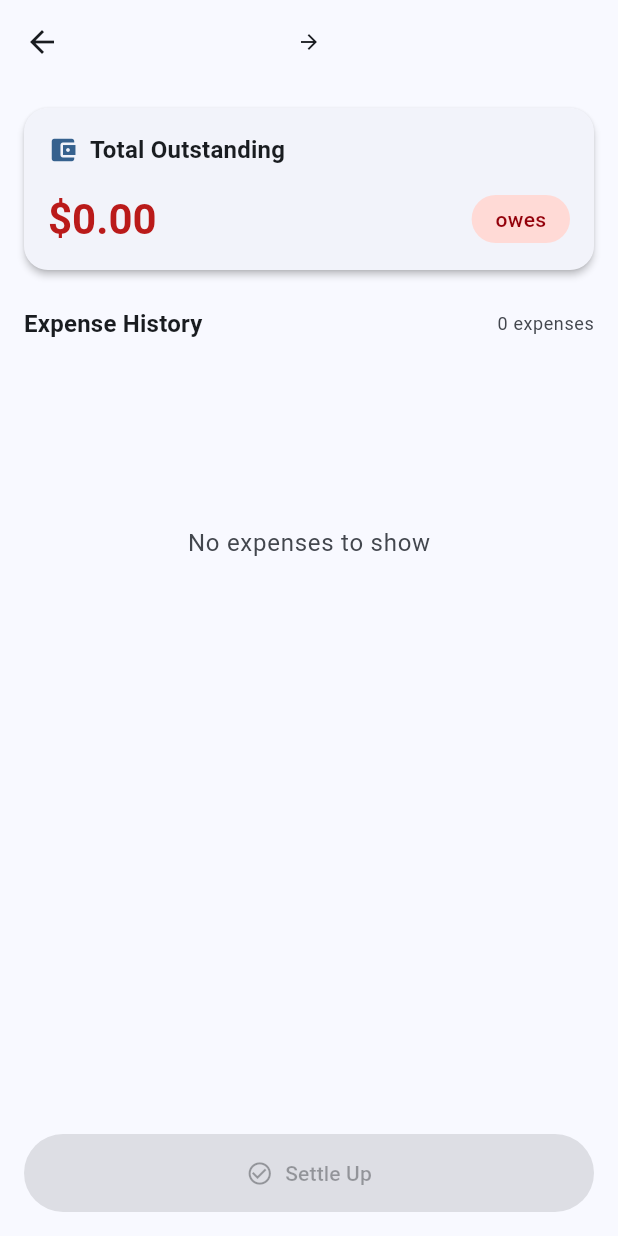
After one commit to YangLin14/NewLedger2, a Flutter app: the SplitDetailsView screen opened directly with sample values from the repository, on a phone screen of 412 x 824 dp. The commit adds this screen. Run offline on Flutter 3.47's test engine with Material 3 defaults, Android fonts, the phone set to English and light mode, and no system bars; our stand-ins replace fl_chart, hive, hive_flutter, image_picker, shared_preferences; missing offline and left inert: google_mlkit_text_recognition; accounts and stored records are empty; network calls fail.

Commit message:
added split expense

```diff
--- a/lib/providers/expense_store.dart
+++ b/lib/providers/expense_store.dart
@@ -21,6 +21,7 @@ class ExpenseStore extends ChangeNotifier {
   static const String _expensesKey = 'savedExpenses';
   static const String _categoriesKey = 'savedCategories';
   static const String _profileKey = 'savedProfile';
+  static const String _settledSplitsKey = 'settledSplits';
 
   // Getters
   List<Expense> get expenses => _expenses;
@@ -42,6 +43,47 @@ class ExpenseStore extends ChangeNotifier {
     _lastPayers[categoryId] = payerId;
   }
 
+  // Add a set to track settled splits
+  Set<String> _settledSplits = {};
+
+  // Method to check if a split is settled
+  bool isSplitSettled(String person1, String person2, String categoryId) {
+    final splitKey = '${person1}_${person2}_$categoryId';
+    return _settledSplits.contains(splitKey);
+  }
+
+  // Method to settle up a split
+  void settleSplit(String person1, String person2, ExpenseCategory category) {
+    final splitKey = '${person1}_${person2}_${category.id}';
+    _settledSplits.add(splitKey);
+    _saveSettledSplits();
+    notifyListeners();
+  }
+
+  // Method to unsettle a split
+  void unsettleSplit(String person1, String person2, ExpenseCategory category) {
+    final splitKey = '${person1}_${person2}_${category.id}';
+    _settledSplits.remove(splitKey);
+    _saveSettledSplits();
+    notifyListeners();
+  }
+
+  // Save settled splits to SharedPreferences
+  Future<void> _saveSettledSplits() async {
+    final prefs = await SharedPreferences.getInstance();
+    final settledSplitsList = _settledSplits.toList();
+    await prefs.setStringList(_settledSplitsKey, settledSplitsList);
+  }
+
+  // Load settled splits from SharedPreferences
+  Future<void> _loadSettledSplits() async {
+    final prefs = await SharedPreferences.getInstance();
+    final settledSplitsList = prefs.getStringList(_settledSplitsKey);
+    if (settledSplitsList != null) {
+      _settledSplits = settledSplitsList.toSet();
+    }
+  }
+
   ExpenseStore() {
     init();
   }
@@ -49,6 +91,7 @@ class ExpenseStore extends ChangeNotifier {
   // Initialize the store
   Future<void> init() async {
     await loadData();
+    await _loadSettledSplits();
     await profile.loadCurrency();
     notifyListeners();
   }
@@ -279,6 +322,8 @@ class ExpenseStore extends ChangeNotifier {
     _profile = Profile(name: 'User');
     _profile.imageData = null;
     _profile.backgroundImageData = null;
+    _settledSplits.clear();
+    _saveSettledSplits();
     _deleteProfileImages();
     synchronize();
     notifyListeners();
@@ -325,4 +370,40 @@ class ExpenseStore extends ChangeNotifier {
     await prefs.setString('themeMode', mode.name);
     notifyListeners();
   }
+
+  // Add this method to calculate splits between two people
+  Map<String, double> calculateSplitsBetween(String person1, String person2, ExpenseCategory category) {
+    // Get latest expenses for this category
+    final expenses = _expenses
+        .where((e) => e.category.id == category.id)
+        .toList();
+
+    // Sort expenses by date, most recent first
+    final sortedExpenses = List<Expense>.from(expenses)
+      ..sort((a, b) => b.date.compareTo(a.date));
+
+    double totalOwed = 0;
+
+    for (var expense in sortedExpenses) {
+      if (expense.payment != null) {
+        final payment = expense.payment!;
+        double? amount;
+
+        // Case 1: person1 owes person2 for this expense
+        if (payment.payerId == person2 && payment.splits.containsKey(person1)) {
+          amount = payment.splits[person1];
+        }
+        // Case 2: person2 owes person1 for this expense (will be negative)
+        else if (payment.payerId == person1 && payment.splits.containsKey(person2)) {
+          amount = -(payment.splits[person2] ?? 0);
+        }
+
+        if (amount != null && amount.abs() > 0.01) {
+          totalOwed += amount;
+        }
+      }
+    }
+
+    return {'amount': totalOwed};
+  }
 }
--- /dev/null
+++ b/lib/views/split_details_view.dart
@@ -0,0 +1,431 @@
+import 'package:flutter/material.dart';
+import 'package:intl/intl.dart';
+import '../models/category.dart';
+import '../models/expense.dart';
+import '../providers/expense_store.dart';
+import 'package:provider/provider.dart';
+import 'expense_detail_view.dart';
+
+class SplitDetailsView extends StatelessWidget {
+  final String person1; // debtor
+  final String person2; // creditor
+  final ExpenseCategory category; // Add category parameter instead of expenses list
+
+  const SplitDetailsView({
+    Key? key,
+    required this.person1,
+    required this.person2,
+    required this.category, // Update constructor
+  }) : super(key: key);
+
+  String _formatName(String name) {
+    return name == 'me' ? 'You' : name;
+  }
+
+  @override
+  Widget build(BuildContext context) {
+    return Consumer<ExpenseStore>(
+      builder: (context, store, child) {
+        // Get the latest category from the store
+        final currentCategory = store.categories.firstWhere(
+          (c) => c.id == category.id,
+          orElse: () => category,
+        );
+
+        // Calculate splits using the store method
+        final splits = store.calculateSplitsBetween(person1, person2, currentCategory);
+        final totalOwed = splits['amount'] ?? 0;
+
+        // Get latest expenses for display
+        final expenses = store.expenses
+            .where((e) => e.category.id == currentCategory.id)
+            .toList();
+
+        // Sort expenses by date, most recent first
+        final sortedExpenses = List<Expense>.from(expenses)
+          ..sort((a, b) => b.date.compareTo(a.date));
+
+        // Filter and calculate relevant expenses for display
+        List<Map<String, dynamic>> splitDetails = [];
+
+        for (var expense in sortedExpenses) {
+          if (expense.payment != null) {
+            final payment = expense.payment!;
+            double? amount;
+
+            // Case 1: person1 owes person2 for this expense
+            if (payment.payerId == person2 && payment.splits.containsKey(person1)) {
+              amount = payment.splits[person1];
+            }
+            // Case 2: person2 owes person1 for this expense (will be negative)
+            else if (payment.payerId == person1 && payment.splits.containsKey(person2)) {
+              amount = -(payment.splits[person2] ?? 0);
+            }
+
+            if (amount != null && amount.abs() > 0.01) {
+              splitDetails.add({
+                'expense': expense,
+                'amount': amount,
+                'payer': payment.payerId,
+              });
+            }
+          }
+        }
+
+        // Force rebuild by using a unique key based on the data
+        return Scaffold(
+          key: ValueKey('split_details_${currentCategory.id}_${totalOwed}_${splitDetails.length}'),
+          appBar: AppBar(
+            title: Row(
+              mainAxisSize: MainAxisSize.min,
+              children: [
+                Text(_formatName(person1)),
+                const Padding(
+                  padding: EdgeInsets.symmetric(horizontal: 8),
+                  child: Icon(Icons.arrow_forward, size: 16),
+                ),
+                Text(_formatName(person2)),
+              ],
+            ),
+          ),
+          body: Column(
+            children: [
+              // Total amount card
+              Card(
+                margin: const EdgeInsets.all(16),
+                child: Padding(
+                  padding: const EdgeInsets.all(16),
+                  child: Column(
+                    crossAxisAlignment: CrossAxisAlignment.start,
+                    children: [
+                      Row(
+                        children: [
+                          Icon(
+                            Icons.account_balance_wallet,
+                            size: 20,
+                            color: Theme.of(context).colorScheme.primary,
+                          ),
+                          const SizedBox(width: 8),
+                          Text(
+                            'Total Outstanding',
+                            style: Theme.of(context).textTheme.titleMedium?.copyWith(
+                              fontWeight: FontWeight.bold,
+                            ),
+                          ),
+                        ],
+                      ),
+                      const SizedBox(height: 16),
+                      Row(
+                        children: [
+                          Text(
+                            '${store.profile.currency.symbol}${totalOwed.abs().toStringAsFixed(2)}',
+                            style: Theme.of(context).textTheme.headlineMedium?.copyWith(
+                              color: Theme.of(context).colorScheme.error,
+                              fontWeight: FontWeight.bold,
+                            ),
+                          ),
+                          const Spacer(),
+                          Container(
+                            padding: const EdgeInsets.symmetric(
+                              horizontal: 12,
+                              vertical: 6,
+                            ),
+                            decoration: BoxDecoration(
+                              color: store.isSplitSettled(person1, person2, currentCategory.id)
+                                  ? Colors.green.withOpacity(0.1)
+                                  : Theme.of(context).colorScheme.errorContainer,
+                              borderRadius: BorderRadius.circular(16),
+                            ),
+                            child: Text(
+                              store.isSplitSettled(person1, person2, currentCategory.id)
+                                  ? totalOwed > 0
+                                      ? '${_formatName(person1)} owed ${_formatName(person2)}'
+                                      : '${_formatName(person2)} owed ${_formatName(person1)}'
+                                  : totalOwed > 0
+                                      ? '${_formatName(person1)} owes ${_formatName(person2)}'
+                                      : '${_formatName(person2)} owes ${_formatName(person1)}',
+                              style: TextStyle(
+                                color: store.isSplitSettled(person1, person2, currentCategory.id)
+                                    ? Colors.green
+                                    : Theme.of(context).colorScheme.onErrorContainer,
+                                fontWeight: FontWeight.w500,
+                              ),
+                            ),
+                          ),
+                        ],
+                      ),
+                    ],
+                  ),
+                ),
+              ),
+
+              // Expenses list header
+              Padding(
+                padding: const EdgeInsets.symmetric(horizontal: 16, vertical: 8),
+                child: Row(
+                  children: [
+                    Text(
+                      'Expense History',
+                      style: Theme.of(context).textTheme.titleMedium?.copyWith(
+                        fontWeight: FontWeight.bold,
+                      ),
+                    ),
+                    const Spacer(),
+                    Text(
+                      '${splitDetails.length} expense${splitDetails.length == 1 ? '' : 's'}',
+                      style: Theme.of(context).textTheme.bodySmall?.copyWith(
+                        color: Theme.of(context).colorScheme.onSurfaceVariant,
+                      ),
+                    ),
+                  ],
+                ),
+              ),
+
+              // List of expenses
+              Expanded(
+                child: splitDetails.isEmpty
+                    ? Center(
+                        child: Text(
+                          'No expenses to show',
+                          style: Theme.of(context).textTheme.bodyLarge?.copyWith(
+                            color: Theme.of(context).colorScheme.onSurfaceVariant,
+                          ),
+                        ),
+                      )
+                    : ListView.builder(
+                        itemCount: splitDetails.length,
+                        itemBuilder: (context, index) {
+                          final detail = splitDetails[index];
+                          final expense = detail['expense'] as Expense;
+                          final amount = detail['amount'] as double;
+                          final payer = detail['payer'] as String;
+
+                          return Card(
+                            margin: const EdgeInsets.symmetric(
+                              horizontal: 16,
+                              vertical: 8,
+                            ),
+                            child: InkWell(
+                              onTap: () {
+                                Navigator.push(
+                                  context,
+                                  MaterialPageRoute(
+                                    builder: (context) => ExpenseDetailView(expense: expense),
+                                  ),
+                                );
+                              },
+                              child: Padding(
+                                padding: const EdgeInsets.all(16),
+                                child: Column(
+                                  crossAxisAlignment: CrossAxisAlignment.start,
+                                  children: [
+                                    Row(
+                                      children: [
+                                        CircleAvatar(
+                                          backgroundColor: Theme.of(context).colorScheme.primaryContainer,
+                                          radius: 16,
+                                          child: Text(
+                                            expense.category.emoji,
+                                            style: const TextStyle(fontSize: 16),
+                                          ),
+                                        ),
+                                        const SizedBox(width: 12),
+                                        Expanded(
+                                          child: Column(
+                                            crossAxisAlignment: CrossAxisAlignment.start,
+                                            children: [
+                                              Text(
+                                                expense.name,
+                                                style: const TextStyle(
+                                                  fontWeight: FontWeight.bold,
+                                                ),
+                                              ),
+                                              const SizedBox(height: 4),
+                                              Text(
+                                                DateFormat('MMM d, y').format(expense.date),
+                                                style: Theme.of(context).textTheme.bodySmall,
+                                              ),
+                                            ],
+                                          ),
+                                        ),
+                                        Column(
+                                          crossAxisAlignment: CrossAxisAlignment.end,
+                                          children: [
+                                            Text(
+                                              '${store.profile.currency.symbol}${amount.abs().toStringAsFixed(2)}',
+                                              style: TextStyle(
+                                                fontWeight: FontWeight.bold,
+                                                color: amount < 0
+                                                    ? Colors.green
+                                                    : Theme.of(context).colorScheme.error,
+                                              ),
+                                            ),
+                                            const SizedBox(height: 4),
+                                            Text(
+                                              'Paid by ${_formatName(payer)}',
+                                              style: Theme.of(context).textTheme.bodySmall?.copyWith(
+                                                color: Theme.of(context).colorScheme.primary,
+                                              ),
+                                            ),
+                                          ],
+                                        ),
+                                      ],
+                                    ),
+                                  ],
+                                ),
+                              ),
+                            ),
+                          );
+                        },
+                      ),
+              ),
+
+              const Spacer(),
+              // Settle up button
+              Padding(
+                padding: const EdgeInsets.all(16),
+                child: Column(
+                  children: [
+                    if (store.isSplitSettled(person1, person2, currentCategory.id)) ...[
+                      SizedBox(
+                        width: double.infinity,
+                        child: OutlinedButton.icon(
+                          onPressed: () {
+                            store.unsettleSplit(person1, person2, currentCategory);
+                          },
+                          icon: const Icon(Icons.check_circle),
+                          label: const Text('Settled'),
+                          style: OutlinedButton.styleFrom(
+                            padding: const EdgeInsets.symmetric(vertical: 16),
+                            foregroundColor: Colors.green,
+                            side: const BorderSide(color: Colors.green),
+                          ),
+                        ),
+                      ),
+                    ] else ...[
+                      SizedBox(
+                        width: double.infinity,
+                        child: FilledButton.icon(
+                          onPressed: totalOwed.abs() > 0.01
+                              ? () => showSettleUpDialog(context, store, totalOwed, currentCategory)
+                              : null,
+                          icon: const Icon(Icons.check_circle_outline),
+                          label: const Text('Settle Up'),
+                          style: FilledButton.styleFrom(
+                            padding: const EdgeInsets.symmetric(vertical: 16),
+                          ),
+                        ),
+                      ),
+                    ],
+                  ],
+                ),
+              ),
+            ],
+          ),
+        );
+      },
+    );
+  }
+
+  // Move showSettleUpDialog inside the build method to access store and context
+  void showSettleUpDialog(BuildContext context, ExpenseStore store, double totalOwed, ExpenseCategory currentCategory) {
+    showDialog(
+      context: context,
+      builder: (BuildContext dialogContext) {
+        return AlertDialog(
+          title: Row(
+            children: [
+              Icon(
+                Icons.check_circle_outline,
+                color: Theme.of(dialogContext).colorScheme.primary,
+              ),
+              const SizedBox(width: 8),
+              const Text('Settle Up'),
+            ],
+          ),
+          content: Column(
+            mainAxisSize: MainAxisSize.min,
+            crossAxisAlignment: CrossAxisAlignment.start,
+            children: [
+              Container(
+                padding: const EdgeInsets.all(16),
+                decoration: BoxDecoration(
+                  color: Theme.of(dialogContext).colorScheme.primaryContainer,
+                  borderRadius: BorderRadius.circular(12),
+                ),
+                child: Row(
+                  children: [
+                    CircleAvatar(
+                      backgroundColor: Theme.of(dialogContext).colorScheme.primary,
+                      child: const Icon(
+                        Icons.currency_exchange,
+                        color: Colors.white,
+                      ),
+                    ),
+                    const SizedBox(width: 16),
+                    Expanded(
+                      child: Column(
+                        crossAxisAlignment: CrossAxisAlignment.start,
+                        children: [
+                          Text(
+                            '${store.profile.currency.symbol}${totalOwed.abs().toStringAsFixed(2)}',
+                            style: Theme.of(dialogContext).textTheme.headlineSmall?.copyWith(
+                              fontWeight: FontWeight.bold,
+                              color: Theme.of(dialogContext).colorScheme.primary,
+                            ),
+                          ),
+                          const SizedBox(height: 4),
+                          RichText(
+                            text: TextSpan(
+                              style: Theme.of(dialogContext).textTheme.bodyMedium,
+                              children: [
+                                TextSpan(
+                                  text: _formatName(person1),
+                                  style: const TextStyle(fontWeight: FontWeight.bold),
+                                ),
+                                const TextSpan(text: ' will send to '),
+                                TextSpan(
+                                  text: _formatName(person2),
+                                  style: const TextStyle(fontWeight: FontWeight.bold),
+                                ),
+                              ],
+                            ),
+                          ),
+                        ],
+                      ),
+                    ),
+                  ],
+                ),
+              ),
+              const SizedBox(height: 16),
+              Text(
+                'This will mark this debt as settled. The expense history will be preserved.',
+                style: Theme.of(dialogContext).textTheme.bodyMedium?.copyWith(
+                  color: Theme.of(dialogContext).colorScheme.onSurfaceVariant,
+                ),
+              ),
+            ],
+          ),
+          actions: [
+            TextButton(
+              onPressed: () => Navigator.pop(dialogContext),
+              child: const Text('Cancel'),
+            ),
+            FilledButton(
+              onPressed: () {
+                store.settleSplit(person1, person2, currentCategory);
+                Navigator.pop(dialogContext); // Close dialog
+                Navigator.pop(context); // Return to category view
+              },
+              style: FilledButton.styleFrom(
+                padding: const EdgeInsets.symmetric(horizontal: 24, vertical: 12),
+              ),
+              child: const Text('Settle Up'),
+            ),
+          ],
+          actionsPadding: const EdgeInsets.fromLTRB(24, 0, 24, 16),
+        );
+      },
+    );
+  }
+}
--- a/pubspec.yaml
+++ b/pubspec.yaml
@@ -60,6 +60,7 @@ dev_dependencies:
   flutter_lints: ^3.0.1
   hive_generator: ^2.0.1
   build_runner: ^2.4.8
+  flutter_launcher_icons: ^0.13.1
 
 # For information on the generic Dart part of this file, see the
 # following page: https://dart.dev/tools/pub/pubspec
@@ -105,3 +106,8 @@ flutter:
 
   assets:
     - assets/images/logo.png
+
+flutter_launcher_icons:
+  android: "launcher_icon"
+  ios: true
+  image_path: "assets/images/logo2.png"
```
Also changed, not shown: lib/views/category_detail_view.dart (+47 -53 lines), lib/views/expense_detail_view.dart (+48 -18 lines), pubspec.lock.
